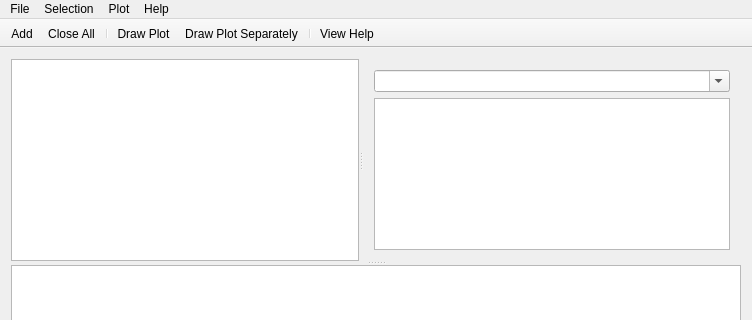
kery/MacVisTat, file VisualStatistics/mainwindow.ui: the form before one commit; both pictures show x 0 to 752 and y 0 to 320 of the 752 by 458 pixel window.
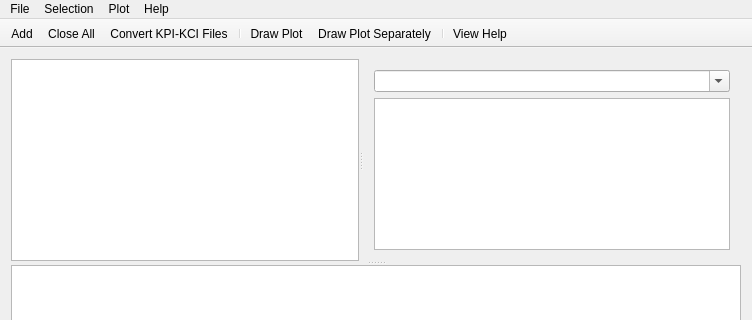
The form after the commit. Icons and pictures are not drawn.

Commit message: Add KPI-KCI conversion to toolbar.

What changed in the file:
```diff
--- a/VisualStatistics/mainwindow.ui
+++ b/VisualStatistics/mainwindow.ui
@@ -166,6 +166,7 @@
    </attribute>
    <addaction name="actionAdd"/>
    <addaction name="actionCloseAll"/>
+   <addaction name="actionXmlToCSV"/>
    <addaction name="separator"/>
    <addaction name="actionDrawPlot"/>
    <addaction name="actionDrawPlotSeparately"/>
```
Left out of the diff: 33 changed lines with no effect on the pictures. The commit also changes 3 other files.
